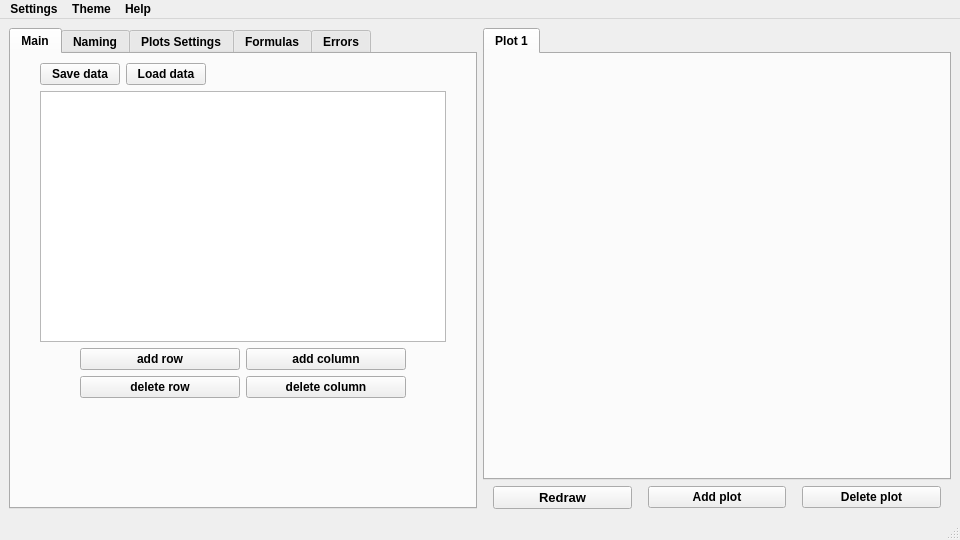
The window that main/mainwindow.ui (Kirikus/2024_Experiments) describes before a commit, drawn with Qt 5.
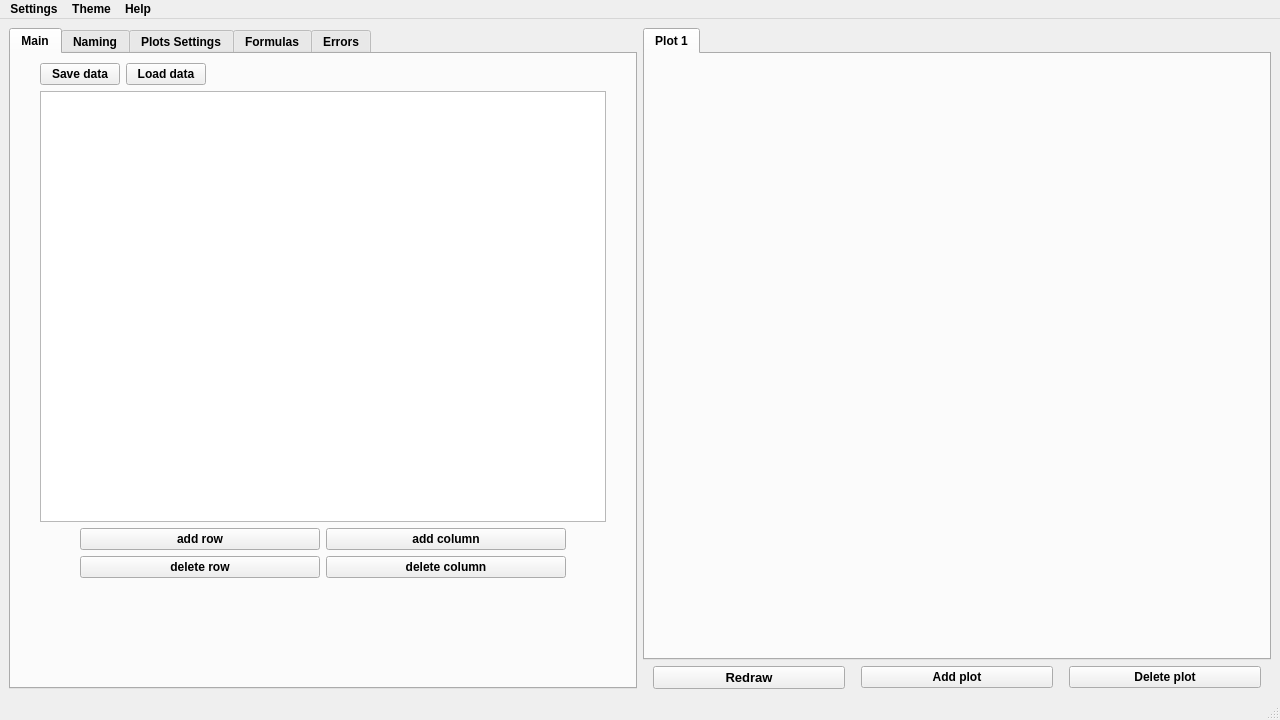
The same window after the commit. Custom widgets are drawn as their Qt base class.

Patch:
```diff
--- a/main/mainwindow.ui
+++ b/main/mainwindow.ui
@@ -6,8 +6,8 @@
    <rect>
     <x>0</x>
     <y>0</y>
-    <width>960</width>
-    <height>540</height>
+    <width>1280</width>
+    <height>720</height>
    </rect>
   </property>
   <property name="font">
@@ -18,6 +18,12 @@
   <property name="windowTitle">
    <string>MainWindow</string>
   </property>
+  <property name="iconSize">
+   <size>
+    <width>64</width>
+    <height>64</height>
+   </size>
+  </property>
   <widget class="QWidget" name="centralwidget">
    <layout class="QHBoxLayout" name="horizontalLayout_3">
     <item>
@@ -618,7 +624,7 @@
     <rect>
      <x>0</x>
      <y>0</y>
-     <width>960</width>
+     <width>1280</width>
      <height>21</height>
     </rect>
    </property>
```
Left out of the diff: 102 changed lines with no effect on the pictures.
